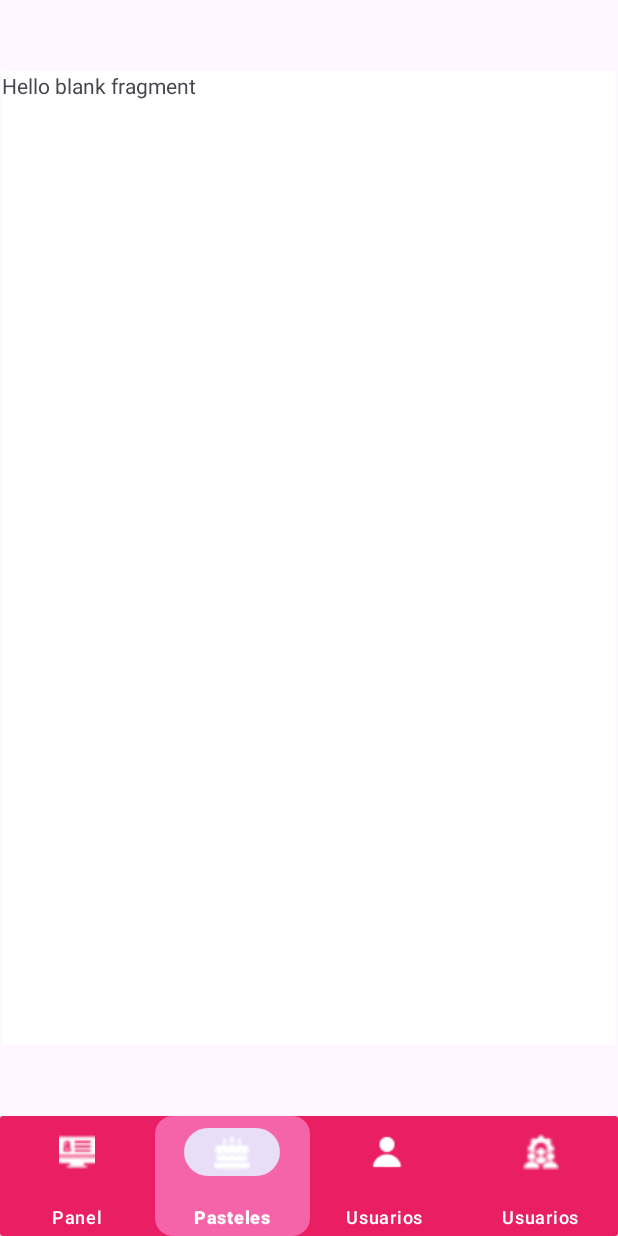
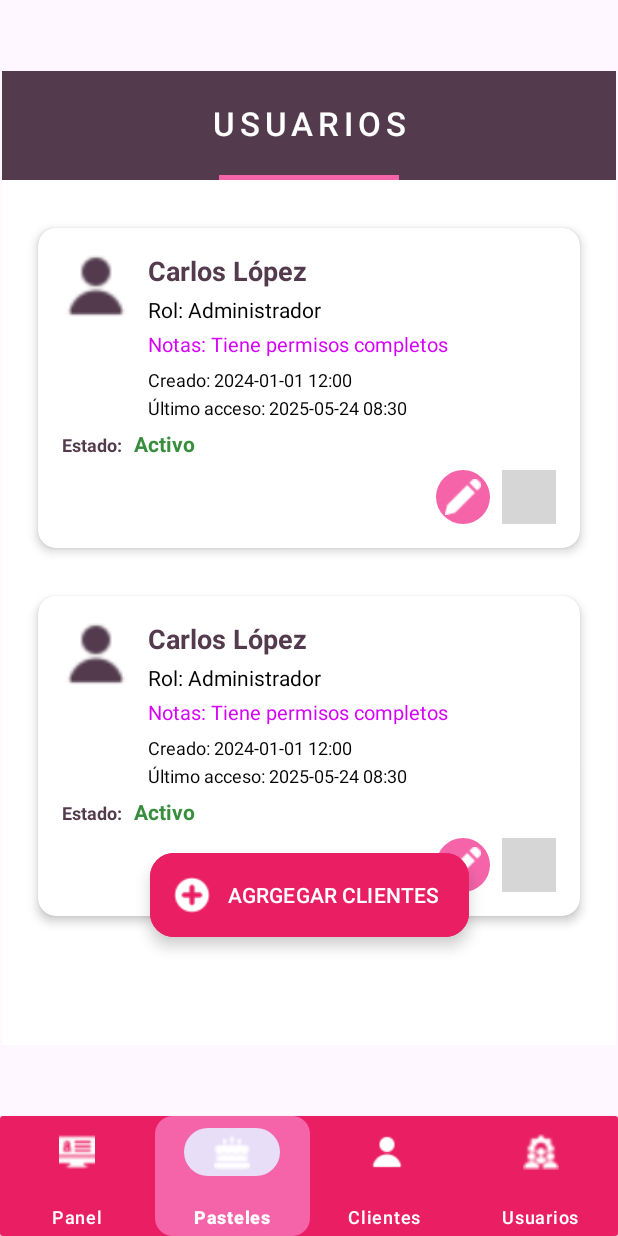
Before and after one commit to Meybell25/PateleriaPDM, an Android app: the fragment GestionUsuariosFragment placed in its activity, on a phone screen of 412 x 824 dp. Run offline under Robolectric (Android 15) with nearby library versions, the phone set to English and light mode, and no system bars; grey boxes are pictures that could not be loaded.

Commit message:
Disenios: Admin vista Gestionar Usuarios

```diff
--- /dev/null
+++ b/app/src/main/java/com/example/pasteleriapdm/Adapters/GestionarUsuariosAdapter.java
@@ -0,0 +1,104 @@
+package com.example.pasteleriapdm.Adapters;
+
+import android.app.AlertDialog;
+import android.content.Context;
+import android.graphics.Color;
+import android.view.LayoutInflater;
+import android.view.View;
+import android.view.ViewGroup;
+import android.widget.ImageButton;
+import android.widget.ImageView;
+import android.widget.Spinner;
+import android.widget.TextView;
+import android.widget.Toast;
+
+import androidx.annotation.NonNull;
+import androidx.fragment.app.FragmentManager;
+import androidx.recyclerview.widget.RecyclerView;
+
+import com.example.pasteleriapdm.Dialogs.PastelesDialog;
+import com.example.pasteleriapdm.Dialogs.UsuariosDialog;
+import com.example.pasteleriapdm.R;
+
+public class GestionarUsuariosAdapter extends RecyclerView.Adapter<GestionarUsuariosAdapter.ViewHolderGestionarUsuariosAdapter> {
+    private Context context;
+    private FragmentManager fragmentManager;
+
+    public GestionarUsuariosAdapter(Context context, FragmentManager fragmentManager) {
+        this.context = context;
+        this.fragmentManager = fragmentManager;
+    }
+
+    @NonNull
+    @Override
+    public GestionarUsuariosAdapter.ViewHolderGestionarUsuariosAdapter onCreateViewHolder(@NonNull ViewGroup parent, int viewType) {
+        View view = LayoutInflater.from(context).inflate(R.layout.item_usuarios, parent, false);
+        return new ViewHolderGestionarUsuariosAdapter(view);
+    }
+
+    @Override
+    public void onBindViewHolder(@NonNull GestionarUsuariosAdapter.ViewHolderGestionarUsuariosAdapter holder, int position) {
+        // Simular datos de ejemplo para el usuario
+        holder.lblNombreCompleto.setText("Carlos López");
+        holder.lblRol.setText("Rol: Administrador");
+        holder.lblNotasAdicionales.setText("Notas: Tiene permisos completos");
+        holder.lblCreatedAt.setText("Creado: 2024-01-01 12:00");
+        holder.lblLastLogin.setText("Último acceso: 2025-05-24 08:30");
+        holder.lblEstadoUsuario.setText("Activo");
+        holder.lblEstadoUsuario.setTextColor(Color.parseColor("#388E3C"));
+
+
+        //EVENTO DEL BOTON EDITAR
+        holder.btnEditarUsuario.setOnClickListener(new View.OnClickListener() {
+            @Override
+            public void onClick(View v) {
+                UsuariosDialog usuariosDialog = new UsuariosDialog();
+                usuariosDialog.show(fragmentManager, "editar");
+            }
+        });
+
+        //EVENTO DEL BOTON ELIMINAR (PERO SOLO EL DIALOGO)
+        holder.btnEliminarUsuario.setOnClickListener(v -> {
+            new AlertDialog.Builder(context)
+                    .setTitle("¿Eliminar Pastel?")
+                    .setMessage("¿Estás seguro de que deseas eliminar este usuario ")
+                    .setPositiveButton("Sí", (dialog, which) -> {
+                        Toast.makeText(context, "Elimindo", Toast.LENGTH_SHORT).show();
+                    })
+                    .setNegativeButton("No", null)
+                    .show();
+        });
+    }
+
+    @Override
+    public int getItemCount() {
+        return 2;
+    }
+
+    public class ViewHolderGestionarUsuariosAdapter extends RecyclerView.ViewHolder {
+        ImageView imgUsuario;
+        TextView lblNombreCompleto;
+        TextView lblRol;
+        TextView lblNotasAdicionales;
+        TextView lblCreatedAt;
+        TextView lblLastLogin;
+        TextView lblEstadoUsuario;
+
+        ImageButton btnEditarUsuario;
+        ImageButton btnEliminarUsuario;
+        public ViewHolderGestionarUsuariosAdapter(@NonNull View itemView) {
+            super(itemView);
+            // Asociación con el layout
+            imgUsuario = itemView.findViewById(R.id.imgUsuario);
+            lblNombreCompleto = itemView.findViewById(R.id.lblNombreCompleto);
+            lblRol = itemView.findViewById(R.id.lblRol);
+            lblNotasAdicionales = itemView.findViewById(R.id.lblNotasAdicionales);
+            lblCreatedAt = itemView.findViewById(R.id.lblCreatedAt);
+            lblLastLogin = itemView.findViewById(R.id.lblLastLogin);
+            lblEstadoUsuario = itemView.findViewById(R.id.lblEstadoUsuario);
+            btnEditarUsuario = itemView.findViewById(R.id.btnEditarUsuario);
+            btnEliminarUsuario = itemView.findViewById(R.id.btnEliminarUsuario);
+        }
+
+    }
+}
--- a/app/src/main/java/com/example/pasteleriapdm/Dialogs/ClientesDialog.java
+++ b/app/src/main/java/com/example/pasteleriapdm/Dialogs/ClientesDialog.java
@@ -37,7 +37,7 @@ public class ClientesDialog extends DialogFragment {
         AsociarElementoXML(view);
 
         // Llenar el Spinner con los datos
-        String[] estados = {"Activo", "Inactivo", "Pendiente"};
+        String[] estados = {"Activo", "Inactivo", "Bloquedao"};
         ArrayAdapter<String> adapter = new ArrayAdapter<>(requireContext(),
                 android.R.layout.simple_spinner_item, estados);
         adapter.setDropDownViewResource(android.R.layout.simple_spinner_dropdown_item);
--- a/app/src/main/java/com/example/pasteleriapdm/FragmentsAdmin/GestionUsuariosFragment.java
+++ b/app/src/main/java/com/example/pasteleriapdm/FragmentsAdmin/GestionUsuariosFragment.java
@@ -3,47 +3,32 @@ package com.example.pasteleriapdm.FragmentsAdmin;
 import android.os.Bundle;
 
 import androidx.fragment.app.Fragment;
+import androidx.recyclerview.widget.LinearLayoutManager;
+import androidx.recyclerview.widget.RecyclerView;
 
 import android.view.LayoutInflater;
 import android.view.View;
 import android.view.ViewGroup;
+import android.widget.Button;
 
+import com.example.pasteleriapdm.Adapters.GestionarClientesAdapter;
+import com.example.pasteleriapdm.Adapters.GestionarUsuariosAdapter;
+import com.example.pasteleriapdm.Dialogs.ClientesDialog;
 import com.example.pasteleriapdm.R;
 
-/**
- * A simple {@link Fragment} subclass.
- * Use the {@link GestionUsuariosFragment#newInstance} factory method to
- * create an instance of this fragment.
- */
+
 public class GestionUsuariosFragment extends Fragment {
-
-    // TODO: Rename parameter arguments, choose names that match
-    // the fragment initialization parameters, e.g. ARG_ITEM_NUMBER
-    private static final String ARG_PARAM1 = "param1";
-    private static final String ARG_PARAM2 = "param2";
-
-    // TODO: Rename and change types of parameters
-    private String mParam1;
-    private String mParam2;
+    private Button btnAbrirDialogoUsuarios;
+    private RecyclerView rvcUsuarios;
 
     public GestionUsuariosFragment() {
         // Required empty public constructor
     }
 
-    /**
-     * Use this factory method to create a new instance of
-     * this fragment using the provided parameters.
-     *
-     * @param param1 Parameter 1.
-     * @param param2 Parameter 2.
-     * @return A new instance of fragment GestionUsuariosFragment.
-     */
-    // TODO: Rename and change types and number of parameters
+
     public static GestionUsuariosFragment newInstance(String param1, String param2) {
         GestionUsuariosFragment fragment = new GestionUsuariosFragment();
         Bundle args = new Bundle();
-        args.putString(ARG_PARAM1, param1);
-        args.putString(ARG_PARAM2, param2);
         fragment.setArguments(args);
         return fragment;
     }
@@ -51,16 +36,31 @@ public class GestionUsuariosFragment extends Fragment {
     @Override
     public void onCreate(Bundle savedInstanceState) {
         super.onCreate(savedInstanceState);
-        if (getArguments() != null) {
-            mParam1 = getArguments().getString(ARG_PARAM1);
-            mParam2 = getArguments().getString(ARG_PARAM2);
-        }
+
     }
 
     @Override
     public View onCreateView(LayoutInflater inflater, ViewGroup container,
                              Bundle savedInstanceState) {
         // Inflate the layout for this fragment
-        return inflater.inflate(R.layout.fragment_gestion_usuarios, container, false);
+        View view = inflater.inflate(R.layout.fragment_gestion_usuarios, container, false);
+        AsociarElementoXML(view);
+        GestionarUsuariosAdapter gestionarUsuariosAdapter= new GestionarUsuariosAdapter(getContext(), getParentFragmentManager());
+        rvcUsuarios.setLayoutManager(new LinearLayoutManager(getContext()));
+        rvcUsuarios.setAdapter(gestionarUsuariosAdapter);
+        btnAbrirDialogoUsuarios.setOnClickListener(new View.OnClickListener() {
+            @Override
+            public void onClick(View v) {
+                ClientesDialog dialog = new ClientesDialog();
+                // dialog.setProductoListener(this::actualizar); // this debe implementar ProductoListener
+                dialog.show(getParentFragmentManager(), "clientesDialogo");
+            }
+        });
+        return view;
+    }
+
+    private  void AsociarElementoXML(View view){
+        btnAbrirDialogoUsuarios = view.findViewById(R.id.btnAbrirDialogoUsuarios);
+        rvcUsuarios = view.findViewById(R.id.rvcUsuarios);
     }
 }
--- a/app/src/main/res/layout/dialog_clientes.xml
+++ b/app/src/main/res/layout/dialog_clientes.xml
@@ -298,7 +298,7 @@
                 android:lines="2"
                 android:maxLines="4"
                 android:paddingVertical="16dp"
-                android:textColor="@color/rosa_acento"
+                android:textColor="@color/blanco_hueso"
                 android:textColorHint="#80FFFFFF" />
         </com.google.android.material.textfield.TextInputLayout>
 
--- a/app/src/main/res/layout/fragment_gestion_clientes.xml
+++ b/app/src/main/res/layout/fragment_gestion_clientes.xml
@@ -5,6 +5,7 @@
     xmlns:app="http://schemas.android.com/apk/res-auto"
     android:layout_width="match_parent"
     android:layout_height="match_parent"
+
     tools:context=".FragmentsAdmin.GestionClientesFragment">
 
     <!-- AppBar -->
--- a/app/src/main/res/layout/fragment_gestion_usuarios.xml
+++ b/app/src/main/res/layout/fragment_gestion_usuarios.xml
@@ -1,14 +1,96 @@
 <?xml version="1.0" encoding="utf-8"?>
-<FrameLayout xmlns:android="http://schemas.android.com/apk/res/android"
+<androidx.constraintlayout.widget.ConstraintLayout
+    xmlns:android="http://schemas.android.com/apk/res/android"
     xmlns:tools="http://schemas.android.com/tools"
+    xmlns:app="http://schemas.android.com/apk/res-auto"
     android:layout_width="match_parent"
     android:layout_height="match_parent"
     tools:context=".FragmentsAdmin.GestionUsuariosFragment">
 
-    <!-- TODO: Update blank fragment layout -->
+    <!-- AppBar -->
+    <com.google.android.material.appbar.AppBarLayout
+        android:id="@+id/appBarProductos"
+        android:layout_width="0dp"
+        android:layout_height="wrap_content"
+        android:background="@color/morado_oscuro"
+        android:elevation="8dp"
+        app:layout_constraintTop_toTopOf="parent"
+        app:layout_constraintStart_toStartOf="parent"
+        app:layout_constraintEnd_toEndOf="parent">
+
+        <androidx.constraintlayout.widget.ConstraintLayout
+            android:layout_width="match_parent"
+            android:layout_height="wrap_content">
+
+            <TextView
+                android:id="@+id/lblTituloPastel"
+                android:layout_width="0dp"
+                android:layout_height="wrap_content"
+                android:fontFamily="sans-serif-light"
+                android:letterSpacing="0.15"
+                android:padding="20dp"
+                android:text="USUARIOS"
+                android:textAlignment="center"
+                android:textColor="@color/white"
+                android:textSize="22sp"
+                android:textStyle="bold"
+                app:layout_constraintEnd_toEndOf="parent"
+                app:layout_constraintStart_toStartOf="parent"
+                app:layout_constraintTop_toTopOf="parent" />
+
+            <View
+                android:layout_width="120dp"
+                android:layout_height="3dp"
+                android:background="@color/rosa"
+                app:layout_constraintTop_toBottomOf="@id/lblTituloPastel"
+                app:layout_constraintStart_toStartOf="parent"
+                app:layout_constraintEnd_toEndOf="parent" />
+        </androidx.constraintlayout.widget.ConstraintLayout>
+    </com.google.android.material.appbar.AppBarLayout>
+
+    <!-- RecyclerView -->
+    <androidx.recyclerview.widget.RecyclerView
+        android:id="@+id/rvcUsuarios"
+        android:layout_width="0dp"
+        android:layout_height="0dp"
+        android:layout_marginTop="16dp"
+        android:clipToPadding="false"
+        android:paddingHorizontal="8dp"
+        android:paddingBottom="80dp"
+        app:layout_constraintTop_toBottomOf="@id/appBarProductos"
+        app:layout_constraintBottom_toTopOf="@id/spaceForNavigation"
+        app:layout_constraintStart_toStartOf="parent"
+        app:layout_constraintEnd_toEndOf="parent" />
+
+    <!-- Botón flotante -->
+    <com.google.android.material.floatingactionbutton.ExtendedFloatingActionButton
+        android:id="@+id/btnAbrirDialogoUsuarios"
+        android:layout_width="wrap_content"
+        android:layout_height="wrap_content"
+        android:layout_marginBottom="16dp"
+        android:backgroundTint="@color/rosa_acento"
+        android:text="AGRGEGAR CLIENTES"
+        android:textColor="@color/white"
+        app:icon="@drawable/ic_mas"
+        app:iconTint="@color/white"
+        app:layout_constraintBottom_toTopOf="@id/spaceForNavigation"
+        app:layout_constraintEnd_toEndOf="parent"
+        app:layout_constraintStart_toStartOf="parent" />
+
+    <!-- Espacio para menú -->
+    <Space
+        android:id="@+id/spaceForNavigation"
+        android:layout_width="match_parent"
+        android:layout_height="56dp"
+        app:layout_constraintBottom_toBottomOf="parent"
+        app:layout_constraintStart_toStartOf="parent"
+        app:layout_constraintEnd_toEndOf="parent" />
+
     <TextView
-        android:layout_width="match_parent"
-        android:layout_height="match_parent"
-        android:text="@string/hello_blank_fragment" />
-
-</FrameLayout>
+        android:id="@+id/lblerrorClientes"
+        android:layout_width="wrap_content"
+        android:layout_height="wrap_content"
+        android:layout_marginStart="16dp"
+        app:layout_constraintStart_toStartOf="parent"
+        tools:layout_editor_absoluteY="86dp" />
+</androidx.constraintlayout.widget.ConstraintLayout>
--- a/app/src/main/res/layout/item_usuarios.xml
+++ b/app/src/main/res/layout/item_usuarios.xml
@@ -3,8 +3,8 @@
     xmlns:app="http://schemas.android.com/apk/res-auto"
     android:layout_width="match_parent"
     android:layout_height="wrap_content"
-    android:layout_marginBottom="12dp"
     android:layout_margin="16dp"
+    android:padding="12dp"
     app:cardCornerRadius="12dp"
     app:cardElevation="4dp"
     app:cardBackgroundColor="@color/white">
@@ -17,102 +17,130 @@
         <!-- Icono -->
         <ImageView
             android:id="@+id/imgUsuario"
-            android:layout_width="40dp"
-            android:layout_height="40dp"
+            android:layout_width="45dp"
+            android:layout_height="45dp"
             android:src="@drawable/ic_usuario"
             android:tint="@color/morado_oscuro"
-            app:layout_constraintTop_toTopOf="parent"
-            app:layout_constraintStart_toStartOf="parent" />
+            app:layout_constraintStart_toStartOf="parent"
+            app:layout_constraintTop_toTopOf="parent" />
 
-        <!-- Nombre -->
+        <!-- Nombre completo -->
         <TextView
-            android:id="@+id/tvNombreUsuario"
+            android:id="@+id/lblNombreCompleto"
             android:layout_width="0dp"
             android:layout_height="wrap_content"
-            android:text="Juan Pérez"
+            android:text="Carlos López"
             android:textStyle="bold"
             android:textColor="@color/morado_oscuro"
             android:textSize="18sp"
+            android:layout_marginStart="12dp"
+            app:layout_constraintStart_toEndOf="@id/imgUsuario"
             app:layout_constraintTop_toTopOf="parent"
-            app:layout_constraintStart_toEndOf="@id/imgUsuario"
-            app:layout_constraintEnd_toEndOf="parent"
-            android:layout_marginStart="12dp" />
+            app:layout_constraintEnd_toEndOf="parent" />
 
         <!-- Rol -->
         <TextView
-            android:id="@+id/tvRol"
+            android:id="@+id/lblRol"
             android:layout_width="0dp"
             android:layout_height="wrap_content"
-            android:text="Rol: Seller"
+            android:text="Rol: Administrador"
+            android:textColor="@color/black"
             android:textSize="14sp"
-            android:textColor="@color/black"
-            app:layout_constraintTop_toBottomOf="@id/tvNombreUsuario"
-            app:layout_constraintStart_toStartOf="@id/tvNombreUsuario"
-            app:layout_constraintEnd_toEndOf="parent"
-            android:layout_marginTop="4dp" />
+            android:layout_marginTop="4dp"
+            app:layout_constraintTop_toBottomOf="@id/lblNombreCompleto"
+            app:layout_constraintStart_toStartOf="@id/lblNombreCompleto"
+            app:layout_constraintEnd_toEndOf="parent" />
 
-        <!-- Email -->
+        <!-- Notas adicionales -->
         <TextView
-            android:id="@+id/tvEmail"
+            android:id="@+id/lblNotasAdicionales"
             android:layout_width="0dp"
             android:layout_height="wrap_content"
-            android:text="juan@example.com"
+            android:text="Notas: Tiene permisos completos"
+            android:textColor="#D500F9"
             android:textSize="13sp"
-            android:textColor="@color/black"
-            app:layout_constraintTop_toBottomOf="@id/tvRol"
-            app:layout_constraintStart_toStartOf="@id/tvRol"
-            app:layout_constraintEnd_toEndOf="parent"
-            android:layout_marginTop="2dp" />
+            android:layout_marginTop="4dp"
+            app:layout_constraintTop_toBottomOf="@id/lblRol"
+            app:layout_constraintStart_toStartOf="@id/lblRol"
+            app:layout_constraintEnd_toEndOf="parent" />
 
-        <!-- Último login -->
+        <!-- CreatedAt -->
         <TextView
-            android:id="@+id/tvUltimoLogin"
+            android:id="@+id/lblCreatedAt"
             android:layout_width="0dp"
             android:layout_height="wrap_content"
-            android:text="Último acceso: 20/05/2025"
+            android:text="Creado: 2024-01-01 12:00"
+            android:textColor="@color/black"
             android:textSize="12sp"
+            android:layout_marginTop="6dp"
+            app:layout_constraintTop_toBottomOf="@id/lblNotasAdicionales"
+            app:layout_constraintStart_toStartOf="@id/lblNotasAdicionales"
+            app:layout_constraintEnd_toEndOf="parent" />
+
+        <!-- LastLogin -->
+        <TextView
+            android:id="@+id/lblLastLogin"
+            android:layout_width="0dp"
+            android:layout_height="wrap_content"
+            android:text="Último acceso: 2025-05-24 08:30"
             android:textColor="@color/black"
-            app:layout_constraintTop_toBottomOf="@id/tvEmail"
-            app:layout_constraintStart_toStartOf="@id/tvEmail"
-            app:layout_constraintEnd_toEndOf="parent"
-            android:layout_marginTop="2dp" />
+            android:textSize="12sp"
+            android:layout_marginTop="2dp"
+            app:layout_constraintTop_toBottomOf="@id/lblCreatedAt"
+            app:layout_constraintStart_toStartOf="@id/lblCreatedAt"
+            app:layout_constraintEnd_toEndOf="parent" />
 
-        <!-- Switch Activo/Inactivo -->
-        <Switch
-            android:id="@+id/switchEstado"
+        <!-- Estado Usuario -->
+        <TextView
+            android:id="@+id/lblEstado"
             android:layout_width="wrap_content"
             android:layout_height="wrap_content"
+            android:text="Estado:"
+            android:textColor="@color/morado_oscuro"
+            android:textStyle="bold"
+            android:textSize="12sp"
+            android:layout_marginTop="8dp"
+            app:layout_constraintTop_toBottomOf="@id/lblLastLogin"
+            app:layout_constraintStart_toStartOf="parent" />
+
+        <TextView
+            android:id="@+id/lblEstadoUsuario"
+            android:layout_width="wrap_content"
+            android:layout_height="wrap_content"
+            android:layout_marginStart="8dp"
+            android:layout_marginTop="6dp"
             android:text="Activo"
-            android:textColor="@color/morado_oscuro"
-            app:layout_constraintTop_toBottomOf="@id/tvUltimoLogin"
-            app:layout_constraintStart_toStartOf="@id/tvUltimoLogin"
-            android:layout_marginTop="6dp" />
+            android:textColor="#FF1744"
+            android:textSize="14sp"
+            android:textStyle="bold"
+            app:layout_constraintStart_toEndOf="@id/lblEstado"
+            app:layout_constraintTop_toBottomOf="@id/lblLastLogin" />
 
         <!-- Botón Editar -->
         <ImageButton
-            android:id="@+id/btnEditar"
-            android:layout_width="40dp"
-            android:layout_height="40dp"
+            android:id="@+id/btnEditarUsuario"
+            android:layout_width="36dp"
+            android:layout_height="36dp"
             android:layout_marginTop="8dp"
             android:layout_marginEnd="8dp"
             android:background="@drawable/style_circulo2"
             android:src="@drawable/ic_editar"
             android:tint="@color/white"
             android:contentDescription="Editar usuario"
-            app:layout_constraintTop_toBottomOf="@id/switchEstado"
-            app:layout_constraintEnd_toStartOf="@id/btnEliminar" />
+            app:layout_constraintTop_toBottomOf="@id/lblEstadoUsuario"
+            app:layout_constraintEnd_toStartOf="@id/btnEliminarUsuario" />
 
         <!-- Botón Eliminar -->
         <ImageButton
-            android:id="@+id/btnEliminar"
-            android:layout_width="40dp"
-            android:layout_height="40dp"
+            android:id="@+id/btnEliminarUsuario"
+            android:layout_width="36dp"
+            android:layout_height="36dp"
             android:layout_marginTop="8dp"
             android:background="@drawable/style_circulo2"
             android:src="@drawable/ic_eliminar"
             android:tint="@color/white"
             android:contentDescription="Eliminar usuario"
-            app:layout_constraintTop_toBottomOf="@id/switchEstado"
+            app:layout_constraintTop_toBottomOf="@id/lblEstadoUsuario"
             app:layout_constraintEnd_toEndOf="parent" />
 
     </androidx.constraintlayout.widget.ConstraintLayout>
--- a/app/src/main/res/menu/menu_admin.xml
+++ b/app/src/main/res/menu/menu_admin.xml
@@ -11,7 +11,7 @@
     <item
         android:id="@+id/navGestionarClientes"
         android:icon="@drawable/ic_usuario"
-        android:title="Usuarios " />
+        android:title="Clientes " />
     <item
         android:id="@+id/navGestionarUsuarios"
         android:icon="@drawable/ic_getionar_usuarios"
```
Also changed, not shown: app/src/main/java/com/example/pasteleriapdm/Dialogs/UsuariosDialog.java (added, +80 -0 lines), app/src/main/res/layout/dialog_usuarios.xml (added, +255 -0 lines).
